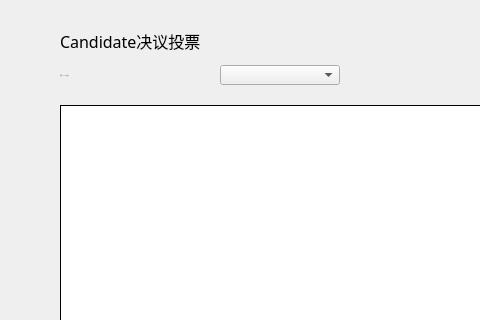
This is XWCWallet/citizen/CitizenPolicyPage.ui in Whitecoin-Owner/Whitecoin-qt as Qt 5 draws it before an edit; both pictures show x 0 to 480 and y 0 to 320 of the 770 by 510 pixel window. The edited form follows.
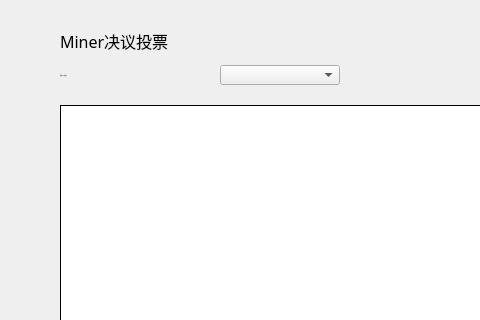
This is the edited form.

Patch:
```diff
--- a/XWCWallet/citizen/CitizenPolicyPage.ui
+++ b/XWCWallet/citizen/CitizenPolicyPage.ui
@@ -32,11 +32,11 @@
     </font>
    </property>
    <property name="styleSheet">
-    <string notr="true">QLabel{color: rgb(135,144,172);font: 14px &quot;微软雅黑&quot;;}
-</string>
+    <string notr="true">QLabel{color: rgb(80,80,80);
+font: 11px &quot;微软雅黑&quot;;}</string>
    </property>
    <property name="text">
-    <string>当前Candidate账号</string>
+    <string>当前Miner账号</string>
    </property>
    <property name="alignment">
     <set>Qt::AlignLeading|Qt::AlignLeft|Qt::AlignVCenter</set>
@@ -64,7 +64,7 @@
     <string notr="true"/>
    </property>
    <property name="text">
-    <string>Candidate决议投票</string>
+    <string>Miner决议投票</string>
    </property>
   </widget>
   <widget class="QComboBox" name="accountComboBox">
```
